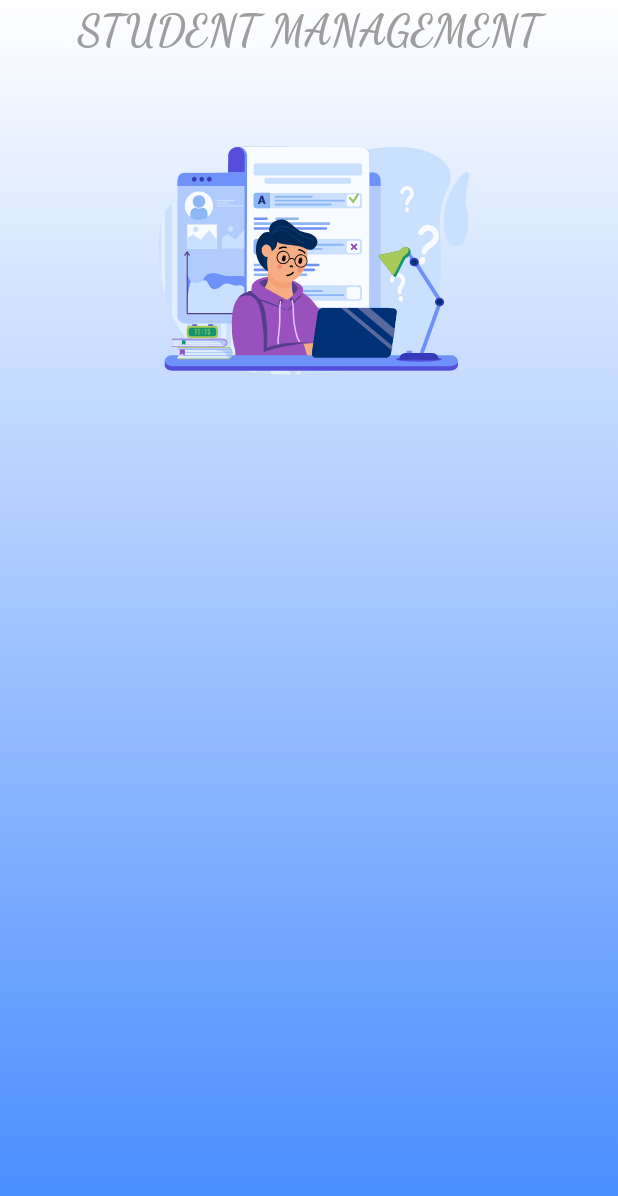
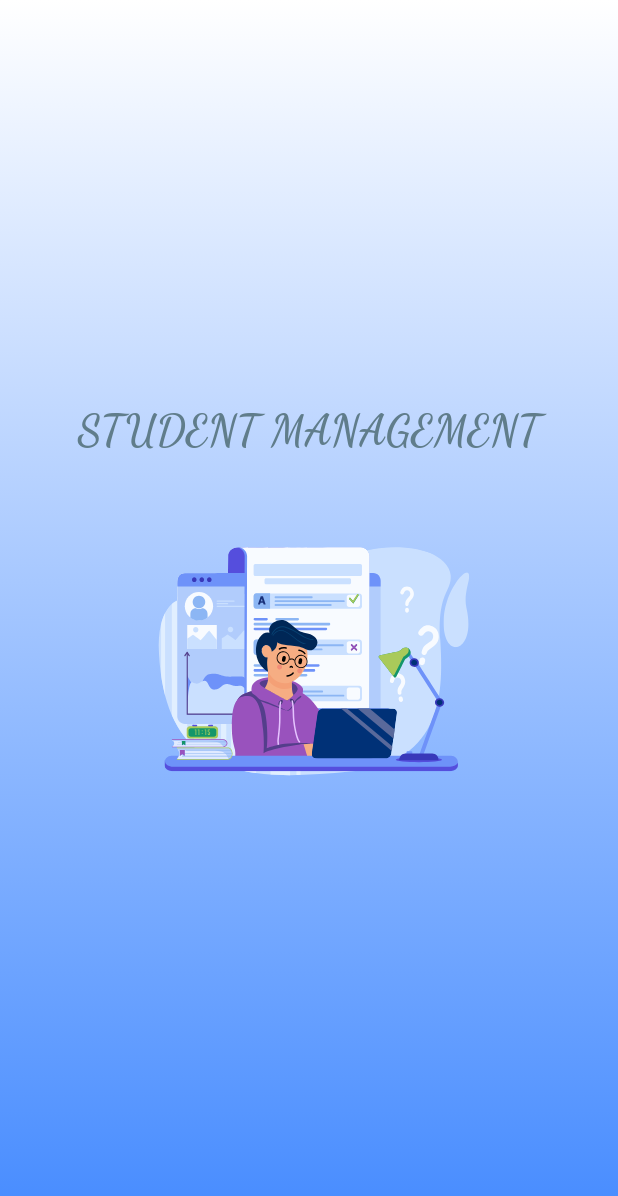
Before and after one commit to vibintomy/student_management_provider, a Flutter app: the SplashScreen screen opened directly, on a phone screen of 412 x 824 dp. Shown: the top 1196 px of the screen. Run offline on Flutter 3.47's test engine with Material 3 defaults, Android fonts, the phone set to English and light mode, and no system bars; our stand-ins replace google_fonts, lottie, sqflite; accounts and stored records are empty.

Commit message:
second commit

```diff
--- a/lib/core/colors.dart
+++ b/lib/core/colors.dart
@@ -1,8 +1,10 @@
 import 'package:flutter/material.dart';
 
-BoxDecoration maincolor =const BoxDecoration(
+BoxDecoration maincolor = const BoxDecoration(
     gradient: LinearGradient(
   colors: [Colors.white, Colors.blueAccent],
   begin: Alignment.topCenter,
   end: Alignment.bottomCenter,
 ));
+
+Color color1 = Color.fromARGB(255, 39, 183, 245);
--- a/lib/model/model.dart
+++ b/lib/model/model.dart
@@ -0,0 +1,16 @@
+class Student {
+  final int id;
+  final String name;
+  final String school;
+  final int age;
+  final int phone;
+  final String profileimg;
+
+  Student(
+      {required this.id,
+      required this.name,
+      required this.school,
+      required this.age,
+      required this.phone,
+      required this.profileimg});
+}
--- a/lib/splash_screen.dart
+++ b/lib/splash_screen.dart
@@ -19,10 +19,11 @@ class SplashScreen extends StatelessWidget {
           width: double.infinity,
           decoration: maincolor,
           child: Column(
+            mainAxisAlignment: MainAxisAlignment.center,
             children: [
               Text('STUDENT MANAGEMENT',
               style: GoogleFonts.dancingScript(
-                color: Colors.grey,
+                color: Colors.blueGrey,
                 fontSize: 28,
                 fontWeight: FontWeight.bold,
               ),),
--- a/lib/widgets/widget.dart
+++ b/lib/widgets/widget.dart
@@ -0,0 +1,17 @@
+import 'package:flutter/material.dart';
+import 'package:google_fonts/google_fonts.dart';
+
+const kheight =  SizedBox(
+  height: 30,
+);
+
+const width =  SizedBox(
+  width: 10,
+);
+
+  const  kheight1 =    SizedBox(
+  height: 20,
+);
+
+final TextStyle titlestyle = GoogleFonts.dancingScript(
+    fontSize: 25, fontWeight: FontWeight.bold, color:const Color.fromARGB(255, 30, 47, 54));
--- a/pubspec.yaml
+++ b/pubspec.yaml
@@ -33,6 +33,7 @@ dependencies:
   provider: ^6.0.5
   google_fonts: ^6.2.1
   lottie: ^3.1.2
+  sqflite: 2.3.3
 
   # The following adds the Cupertino Icons font to your application.
   # Use with the CupertinoIcons class for iOS style icons.
```
Also changed, not shown: lib/database/database.dart (+68 -0 lines), lib/provider/home_page_provider.dart (+37 -1 lines), lib/screens/home/home.dart (+28 -1 lines), pubspec.lock.
